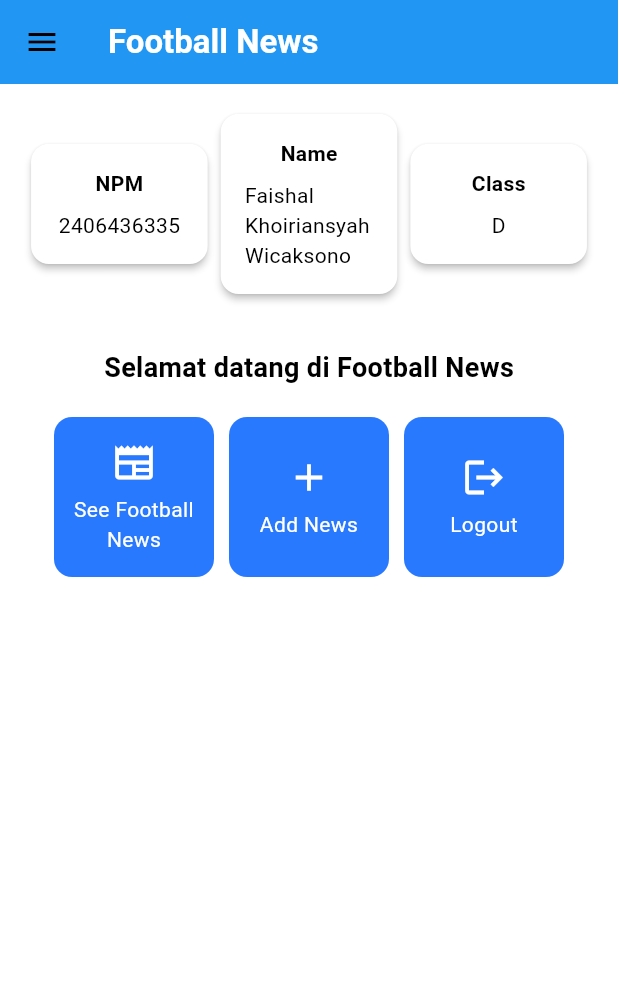
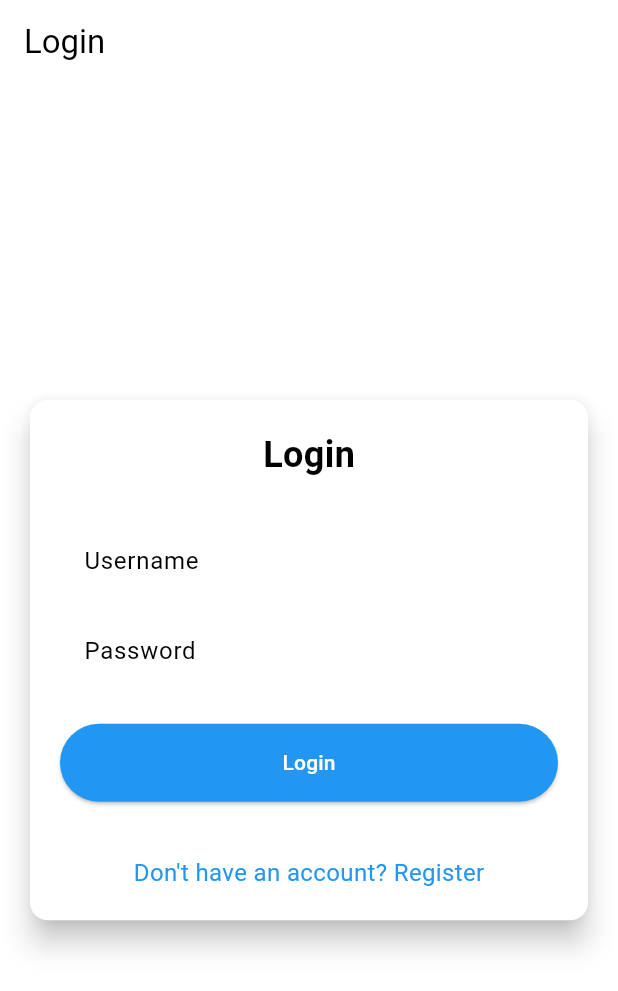
Before and after one commit to mynz30/football-news-mobile, a Flutter app: the screen it shows after launch, on a phone screen of 412 x 824 dp. Shown: the top 991 px of the screen. Run offline on Flutter 3.47's test engine with Material 3 defaults, Android fonts, the phone set to English and light mode, and no system bars; missing offline and left inert: football_news, pbp_django_auth.

Commit message:
update kecil

```diff
--- a/lib/main.dart
+++ b/lib/main.dart
@@ -1,5 +1,7 @@
 import 'package:flutter/material.dart';
-import 'package:football_news_mobile/screens/menu.dart';
+import 'package:football_news_mobile/screens/login.dart';
+import 'package:pbp_django_auth/pbp_django_auth.dart';
+import 'package:provider/provider.dart';
 
 void main() {
   runApp(const MyApp());
@@ -10,14 +12,20 @@ class MyApp extends StatelessWidget {
 
   @override
   Widget build(BuildContext context) {
-    return MaterialApp(
-      title: 'Flutter Demo',
-      theme: ThemeData(
-        colorScheme: ColorScheme.fromSwatch(primarySwatch: Colors.blue)
-            .copyWith(secondary: Colors.blueAccent[400]),
-        useMaterial3: true,
+    return Provider(
+      create: (_) {
+        CookieRequest request = CookieRequest();
+        return request;
+      },
+      child: MaterialApp(
+        title: 'Football News',
+        theme: ThemeData(
+          colorScheme: ColorScheme.fromSwatch(primarySwatch: Colors.blue)
+              .copyWith(secondary: Colors.blueAccent[400]),
+          useMaterial3: true,
+        ),
+        home: const LoginPage(),
       ),
-      home: MyHomePage(),
     );
   }
 }
--- /dev/null
+++ b/lib/screens/login.dart
@@ -0,0 +1,180 @@
+import 'package:football_news_mobile/screens/menu.dart';
+import 'package:flutter/material.dart';
+import 'package:pbp_django_auth/pbp_django_auth.dart';
+import 'package:provider/provider.dart';
+import 'package:football_news_mobile/screens/register.dart';
+
+void main() {
+  runApp(const LoginApp());
+}
+
+class LoginApp extends StatelessWidget {
+  const LoginApp({super.key});
+
+  @override
+  Widget build(BuildContext context) {
+    return MaterialApp(
+      title: 'Login',
+      theme: ThemeData(
+        useMaterial3: true,
+        colorScheme: ColorScheme.fromSwatch(primarySwatch: Colors.blue)
+          .copyWith(secondary: Colors.blueAccent[400]),
+      ),
+      home: const LoginPage(),
+    );
+  }
+}
+
+class LoginPage extends StatefulWidget {
+  const LoginPage({super.key});
+
+  @override
+  State<LoginPage> createState() => _LoginPageState();
+}
+
+class _LoginPageState extends State<LoginPage> {
+  final TextEditingController _usernameController = TextEditingController();
+  final TextEditingController _passwordController = TextEditingController();
+
+  @override
+  Widget build(BuildContext context) {
+    final request = context.watch<CookieRequest>();
+
+    return Scaffold(
+        appBar: AppBar(
+            title: const Text('Login'),
+        ),
+        body: Center(
+            child: SingleChildScrollView(
+              padding: const EdgeInsets.all(16.0),
+              child: Card(
+                elevation: 8,
+                shape: RoundedRectangleBorder(
+                  borderRadius: BorderRadius.circular(12.0),
+                ),
+            child: Padding(
+              padding: const EdgeInsets.all(20.0),
+              child: Column(
+                mainAxisSize: MainAxisSize.min,
+                children: [
+                  const Text(
+                    'Login',
+                    style: TextStyle(
+                      fontSize: 24.0,
+                      fontWeight: FontWeight.bold,
+                    ),
+                  ),
+                  const SizedBox(height: 30.0),
+                  TextField(
+                    controller: _usernameController,
+                    decoration: const InputDecoration(
+                      labelText: 'Username',
+                      hintText: 'Enter your username',
+                      border: OutlineInputBorder(
+                        borderRadius: BorderRadius.all(Radius.circular(12.0)),
+                      ),
+                      contentPadding:
+                          EdgeInsets.symmetric(horizontal: 12.0, vertical: 8.0),
+                    ),
+                  ),
+                  const SizedBox(height: 12.0),
+                  TextField(
+                    controller: _passwordController,
+                    decoration: const InputDecoration(
+                      labelText: 'Password',
+                      hintText: 'Enter your password',
+                      border: OutlineInputBorder(
+                        borderRadius: BorderRadius.all(Radius.circular(12.0)),
+                      ),
+                      contentPadding:
+                          EdgeInsets.symmetric(horizontal: 12.0, vertical: 8.0),
+                    ),
+                    obscureText: true,
+                  ),
+                  const SizedBox(height: 24.0),
+                  ElevatedButton(
+                    onPressed: () async {
+                      String username = _usernameController.text;
+                      String password = _passwordController.text;
+
+                      // TODO: Ganti URL dengan URL aplikasi Anda
+                      // Untuk Android emulator gunakan http://10.0.2.2/
+                      // Untuk Chrome gunakan http://localhost:8000
+                      final response = await request
+                          .login("http://localhost:8000/auth/login/", {
+                        'username': username,
+                        'password': password,
+                      });
+
+                      if (request.loggedIn) {
+                        String message = response['message'];
+                        String uname = response['username'];
+                        if (context.mounted) {
+                          Navigator.pushReplacement(
+                            context,
+                            MaterialPageRoute(
+                                builder: (context) => MyHomePage()),
+                          );
+                          ScaffoldMessenger.of(context)
+                            ..hideCurrentSnackBar()
+                            ..showSnackBar(
+                              SnackBar(
+                                  content:
+                                      Text("$message Welcome, $uname.")),
+                            );
+                        }
+                      } else {
+                        if (context.mounted) {
+                          showDialog(
+                            context: context,
+                            builder: (context) => AlertDialog(
+                              title: const Text('Login Failed'),
+                              content: Text(response['message']),
+                              actions: [
+                                TextButton(
+                                  child: const Text('OK'),
+                                  onPressed: () {
+                                    Navigator.pop(context);
+                                  },
+                                ),
+                              ],
+                            ),
+                          );
+                        }
+                      }
+                    },
+                    style: ElevatedButton.styleFrom(
+                      foregroundColor: Colors.white,
+                      minimumSize: const Size(double.infinity, 50),
+                      backgroundColor: Theme.of(context).colorScheme.primary,
+                      padding: const EdgeInsets.symmetric(vertical: 16.0),
+                    ),
+                    child: const Text('Login'),
+                  ),
+                  const SizedBox(height: 36.0),
+                  GestureDetector(
+                    onTap: () {
+                      Navigator.push(
+                        context,
+                        MaterialPageRoute(
+                          builder: (context) => const RegisterPage(),
+                        ),
+                      );
+                    },
+                    child: Text(
+                      'Don\'t have an account? Register',
+                      style: TextStyle(
+                        color: Theme.of(context).colorScheme.primary,
+                        fontSize: 16.0,
+                      ),
+                    ),
+                  ),
+                ],
+              ),
+            ),
+          ),
+        ),
+      ),
+    );
+  }
+}
--- a/pubspec.yaml
+++ b/pubspec.yaml
@@ -34,6 +34,9 @@ dependencies:
   # The following adds the Cupertino Icons font to your application.
   # Use with the CupertinoIcons class for iOS style icons.
   cupertino_icons: ^1.0.8
+  provider: ^6.1.5+1
+  pbp_django_auth: ^0.4.0
+  http: ^1.6.0
 
 dev_dependencies:
   flutter_test:
```
Also changed, not shown: lib/models/news_entry.dart (added, +57 -0 lines), lib/screens/news_entry_list.dart (added, +84 -0 lines), lib/screens/register.dart (added, +165 -0 lines), lib/widgets/news_entry_card.dart (added, +90 -0 lines), pubspec.lock, 2 other files.
